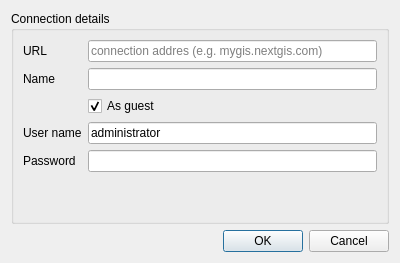
This is qgis/ngw_connection_edit_dialog_base.ui in nextgis/ngw_external_api_python as Qt 5 draws it before an edit. The edited form follows.
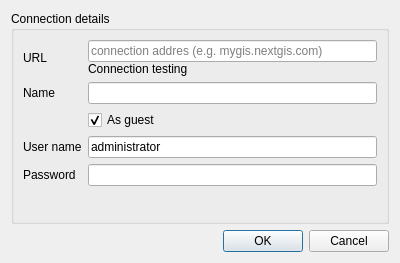
This is the edited form.

Commit message: Add checking connection by URL.

```diff
--- a/qgis/ngw_connection_edit_dialog_base.ui
+++ b/qgis/ngw_connection_edit_dialog_base.ui
@@ -46,14 +46,7 @@
         <property name="topMargin">
          <number>0</number>
         </property>
-        <item row="3" column="0">
-         <widget class="QLabel" name="lbUser">
-          <property name="text">
-           <string>User name</string>
-          </property>
-         </widget>
-        </item>
-        <item row="4" column="2">
+        <item row="5" column="2">
          <widget class="QLineEdit" name="lePassword">
           <property name="echoMode">
            <enum>QLineEdit::Password</enum>
@@ -61,6 +54,13 @@
          </widget>
         </item>
         <item row="4" column="0">
+         <widget class="QLabel" name="lbUser">
+          <property name="text">
+           <string>User name</string>
+          </property>
+         </widget>
+        </item>
+        <item row="5" column="0">
          <widget class="QLabel" name="lbPassword">
           <property name="text">
            <string>Password</string>
@@ -68,13 +68,6 @@
          </widget>
         </item>
         <item row="3" column="2">
-         <widget class="QLineEdit" name="leUser">
-          <property name="text">
-           <string>administrator</string>
-          </property>
-         </widget>
-        </item>
-        <item row="2" column="2">
          <widget class="QCheckBox" name="cbAsGuest">
           <property name="text">
            <string>As guest</string>
@@ -84,16 +77,13 @@
           </property>
          </widget>
         </item>
-        <item row="1" column="0">
-         <widget class="QLabel" name="lbName">
+        <item row="4" column="2">
+         <widget class="QLineEdit" name="leUser">
           <property name="text">
-           <string>Name</string>
+           <string>administrator</string>
           </property>
          </widget>
         </item>
-        <item row="1" column="2">
-         <widget class="QLineEdit" name="leName"/>
-        </item>
         <item row="0" column="0">
          <widget class="QLabel" name="lbUrl">
           <property name="text">
@@ -101,12 +91,39 @@
           </property>
          </widget>
         </item>
+        <item row="2" column="0">
+         <widget class="QLabel" name="lbName">
+          <property name="text">
+           <string>Name</string>
+          </property>
+         </widget>
+        </item>
+        <item row="2" column="2">
+         <widget class="QLineEdit" name="leName"/>
+        </item>
         <item row="0" column="2">
-         <widget class="QLineEdit" name="leUrl">
-          <property name="placeholderText">
-           <string>connection addres (e.g. mygis.nextgis.com)</string>
+         <layout class="QVBoxLayout" name="verticalLayout_3">
+          <property name="spacing">
+           <number>0</number>
           </property>
-         </widget>
+          <property name="rightMargin">
+           <number>0</number>
+          </property>
+          <item>
+           <widget class="QLineEdit" name="leUrl">
+            <property name="placeholderText">
+             <string>connection addres (e.g. mygis.nextgis.com)</string>
+            </property>
+           </widget>
+          </item>
+          <item>
+           <widget class="QLabel" name="lbConnectionTesting">
+            <property name="text">
+             <string>Connection testing</string>
+            </property>
+           </widget>
+          </item>
+         </layout>
         </item>
        </layout>
       </item>
```
The commit also changes 1 other file.
